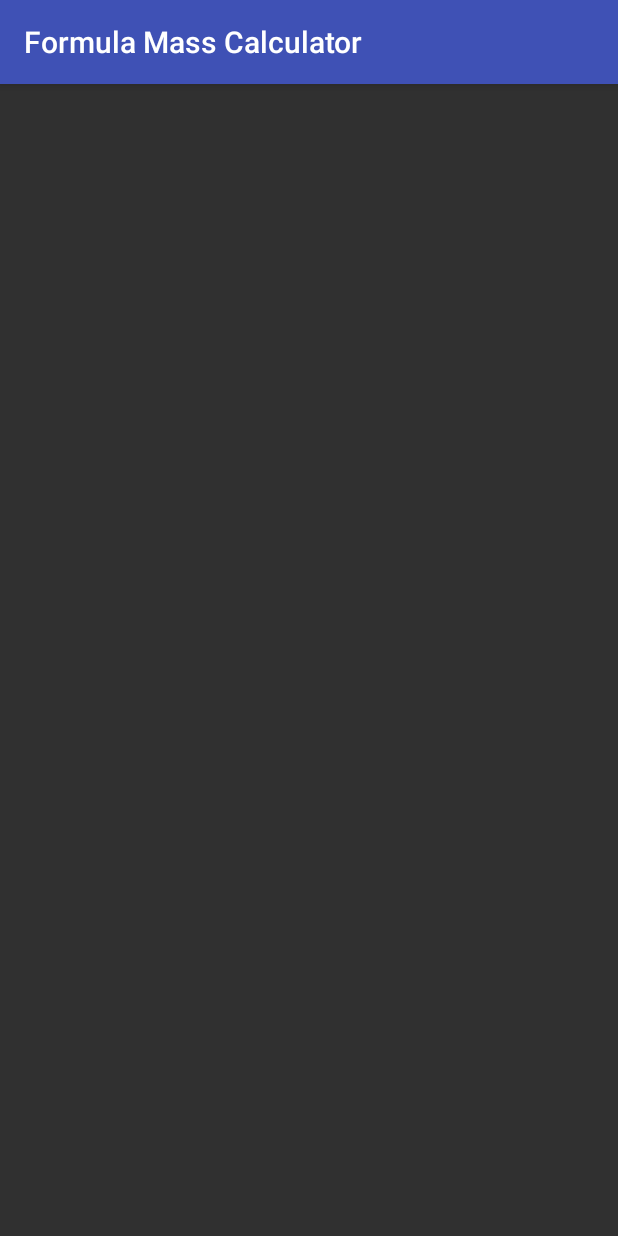
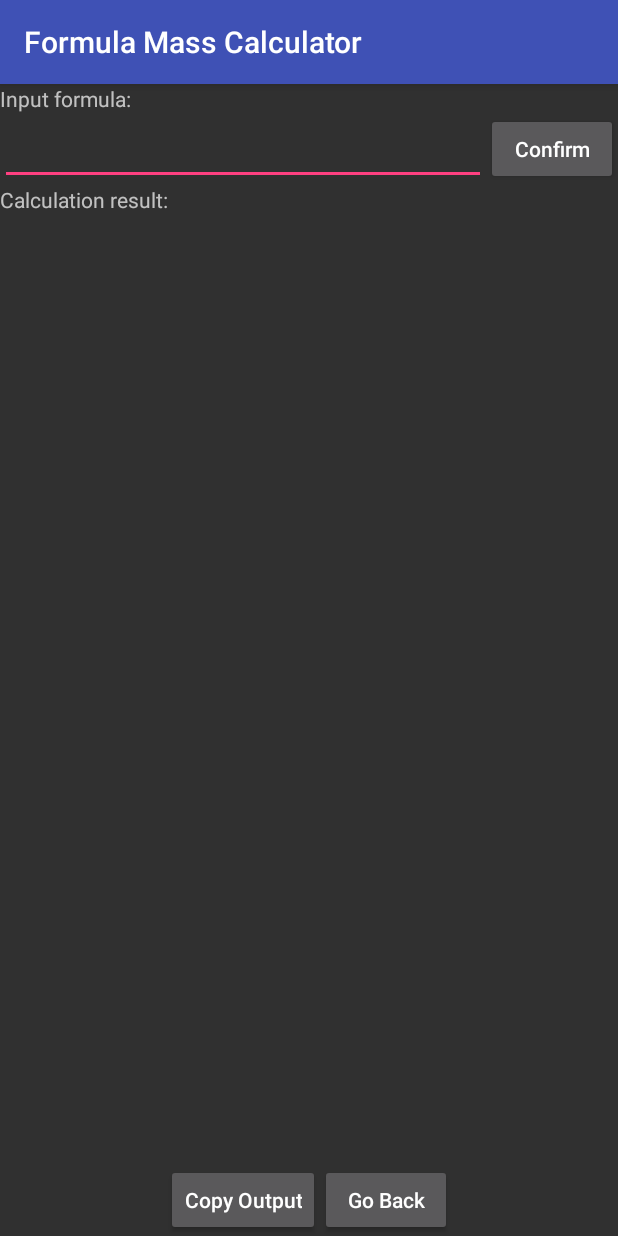
Before and after one commit to GlockChem/GlockChem4Droid, an Android app: the FormulaMass screen opened directly, with no data from a screen before it, on a phone screen of 412 x 824 dp. Run offline under Robolectric (Android 15) with nearby library versions, the phone set to English and light mode, and no system bars.

Commit message:
FormulaMass: 完成化学式式量计算界面 (#12)

```diff
--- a/app/src/main/res/layout/activity_formula_mass.xml
+++ b/app/src/main/res/layout/activity_formula_mass.xml
@@ -1,8 +1,111 @@
 <?xml version="1.0" encoding="utf-8"?>
 <android.support.constraint.ConstraintLayout xmlns:android="http://schemas.android.com/apk/res/android"
+    xmlns:app="http://schemas.android.com/apk/res-auto"
     xmlns:tools="http://schemas.android.com/tools"
     android:layout_width="match_parent"
     android:layout_height="match_parent"
     tools:context="org.chembar.glockchem.ui.fmass.FormulaMass">
 
+    <RelativeLayout
+        android:layout_width="0dp"
+        android:layout_height="0dp"
+        app:layout_constraintBottom_toBottomOf="parent"
+        app:layout_constraintHorizontal_bias="0.0"
+        app:layout_constraintLeft_toLeftOf="parent"
+        app:layout_constraintRight_toRightOf="parent"
+        app:layout_constraintTop_toTopOf="parent"
+        app:layout_constraintVertical_bias="1.0">
+
+        <TextView
+            android:id="@+id/textInputFormula"
+            android:layout_width="wrap_content"
+            android:layout_height="wrap_content"
+            android:layout_alignParentEnd="true"
+            android:layout_alignParentLeft="true"
+            android:layout_alignParentRight="true"
+            android:layout_alignParentStart="true"
+            android:text="@string/input_formula" />
+
+        <EditText
+            android:id="@+id/editFormulaText"
+            android:layout_width="wrap_content"
+            android:layout_height="wrap_content"
+            android:layout_alignBottom="@+id/buttonCalcFormula"
+            android:layout_alignParentLeft="true"
+            android:layout_alignParentStart="true"
+            android:layout_below="@+id/textInputFormula"
+            android:layout_toLeftOf="@+id/buttonCalcFormula"
+            android:layout_toStartOf="@+id/buttonCalcFormula"
+            android:ems="10"
+            android:inputType="textNoSuggestions" />
+
+        <Button
+            android:id="@+id/buttonCalcFormula"
+            android:layout_width="wrap_content"
+            android:layout_height="wrap_content"
+            android:layout_alignParentEnd="true"
+            android:layout_alignParentRight="true"
+            android:layout_below="@+id/textInputFormula"
+            android:text="@string/confirm"
+            android:textAllCaps="false" />
+
+        <TextView
+            android:id="@+id/textResult"
+            android:layout_width="wrap_content"
+            android:layout_height="wrap_content"
+            android:layout_alignParentEnd="true"
+            android:layout_alignParentLeft="true"
+            android:layout_alignParentRight="true"
+            android:layout_alignParentStart="true"
+            android:layout_below="@+id/editFormulaText"
+            android:text="@string/result_as_follows" />
+
+        <ScrollView
+            android:id="@+id/scrollView2"
+            android:layout_width="match_parent"
+            android:layout_height="wrap_content"
+            android:layout_above="@+id/buttons"
+            android:layout_alignParentLeft="true"
+            android:layout_alignParentStart="true"
+            android:layout_below="@+id/textResult"
+            android:scrollbarStyle="insideOverlay">
+
+            <TextView
+                android:id="@+id/textResult"
+                android:layout_width="match_parent"
+                android:layout_height="match_parent"
+                android:gravity="top|left"
+                android:textSize="14sp"
+                android:typeface="monospace" />
+        </ScrollView>
+
+        <RelativeLayout
+            android:id="@+id/buttons"
+            android:layout_width="wrap_content"
+            android:layout_height="wrap_content"
+            android:layout_alignParentBottom="true"
+            android:layout_centerHorizontal="true">
+
+            <Button
+                android:id="@+id/buttonReturnToMenu"
+                android:layout_width="wrap_content"
+                android:layout_height="wrap_content"
+                android:layout_alignParentTop="true"
+                android:layout_toEndOf="@+id/buttonCopyResult"
+                android:layout_toRightOf="@+id/buttonCopyResult"
+                android:text="@string/_return"
+                android:textAllCaps="false" />
+
+            <Button
+                android:id="@+id/buttonCopyResult"
+                android:layout_width="wrap_content"
+                android:layout_height="wrap_content"
+                android:layout_alignParentLeft="true"
+                android:layout_alignParentStart="true"
+                android:layout_alignParentTop="true"
+                android:text="@string/copy_output"
+                android:textAllCaps="false" />
+        </RelativeLayout>
+
+    </RelativeLayout>
 </android.support.constraint.ConstraintLayout>
--- a/app/src/main/res/values/strings.xml
+++ b/app/src/main/res/values/strings.xml
@@ -34,4 +34,5 @@
     <string name="double_back_to_exit">Tap \'Back\' key once more to exit.</string>
     <string name="title_activity_formula_mass">Formula Mass Calculator</string>
     <string name="title_activity_solution_menu">Solution Helper</string>
+    <string name="input_formula">Input formula:</string>
 </resources>
```
Also changed, not shown: 2 other files.
